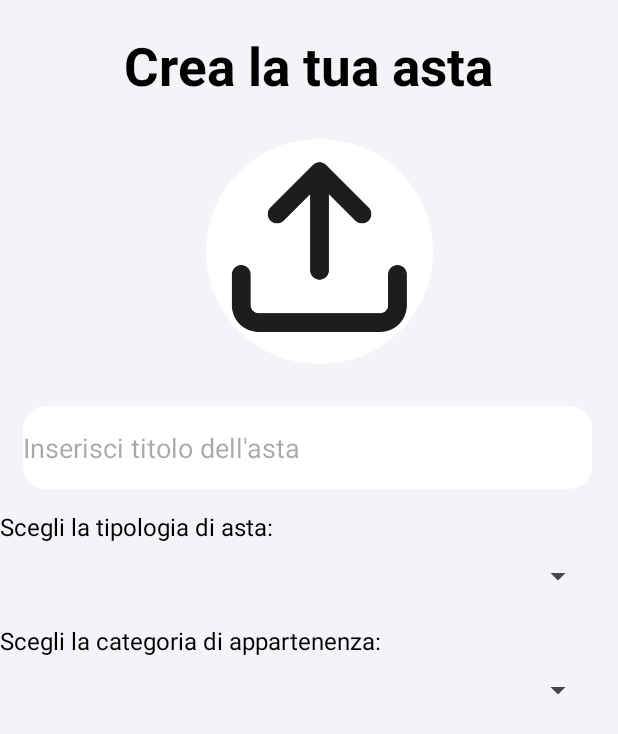
After one commit to EmanueleGranillo/DietiDeals, an Android app: the CreateAstaPT1 screen opened directly, with no data from a screen before it, on a phone screen of 412 x 824 dp. The commit adds this screen. Shown: the top 734 px of the screen. Run offline under Robolectric (Android 15) with nearby library versions, the phone set to English and light mode, and no system bars.

Commit message:
added crea asta

```diff
--- a/app/src/main/AndroidManifest.xml
+++ b/app/src/main/AndroidManifest.xml
@@ -12,6 +12,9 @@
         android:supportsRtl="true"
         android:theme="@style/Theme.DietiDeals24"
         tools:targetApi="31">
+        <activity
+            android:name=".CreateAstaPT1"
+            android:exported="false" />
         <activity
             android:name=".CustomListViewProductRibasso"
             android:exported="false" />
--- /dev/null
+++ b/app/src/main/java/com/example/dietideals24/CreateAstaPT1.java
@@ -0,0 +1,14 @@
+package com.example.dietideals24;
+
+import androidx.appcompat.app.AppCompatActivity;
+
+import android.os.Bundle;
+
+public class CreateAstaPT1 extends AppCompatActivity {
+
+    @Override
+    protected void onCreate(Bundle savedInstanceState) {
+        super.onCreate(savedInstanceState);
+        setContentView(R.layout.activity_create_asta_pt1);
+    }
+}
--- a/app/src/main/java/com/example/dietideals24/HomepageCompratoreActivity.java
+++ b/app/src/main/java/com/example/dietideals24/HomepageCompratoreActivity.java
@@ -51,7 +51,6 @@ public class HomepageCompratoreActivity extends AppCompatActivity {
         arredamentoBtn = findViewById(R.id.buttonArredamento);
 
         Date d = new Date();
-        d.setDate(1);
         Asta astaTF = new Asta("ESTER", "Asta a tempo fisso", d, new BigDecimal(50), new BigDecimal(100));
 
         aste.add(astaTF);
--- /dev/null
+++ b/app/src/main/res/layout/activity_create_asta_pt1.xml
@@ -0,0 +1,95 @@
+<?xml version="1.0" encoding="utf-8"?>
+<RelativeLayout xmlns:android="http://schemas.android.com/apk/res/android"
+    xmlns:app="http://schemas.android.com/apk/res-auto"
+    xmlns:tools="http://schemas.android.com/tools"
+    android:layout_width="match_parent"
+    android:layout_height="match_parent"
+    android:background="#F2F4F8"
+    tools:context=".CreateAstaPT1">
+
+    <!-- Schermata iniziale con la scritta "Crea la tua asta" in grassetto -->
+    <TextView
+        android:id="@+id/textViewTitle"
+        android:layout_width="wrap_content"
+        android:layout_height="wrap_content"
+        android:layout_alignParentTop="true"
+        android:layout_centerHorizontal="true"
+        android:layout_marginTop="20dp"
+        android:text="Crea la tua asta"
+        android:textColor="#000000"
+        android:textSize="35dp"
+        android:textStyle="bold"
+        />
+
+
+    <ImageView
+        android:id="@+id/uploadImageIcon"
+        android:layout_width="100dp"
+        android:layout_height="150dp"
+        android:layout_below="@+id/textViewTitle"
+        android:layout_alignParentStart="true"
+        android:layout_alignParentEnd="true"
+        android:layout_marginStart="137dp"
+        android:layout_marginTop="25dp"
+        android:layout_marginEnd="123dp"
+        android:background="@drawable/circular_button"
+        android:backgroundTint="#FFFFFF"
+        android:src="@drawable/upload_image" />
+
+    <EditText
+        android:id="@+id/editTextTitle"
+        android:layout_width="379dp"
+        android:layout_height="55dp"
+        android:layout_below="@id/uploadImageIcon"
+        android:layout_alignParentStart="true"
+        android:layout_alignParentEnd="true"
+        android:layout_marginStart="15dp"
+        android:layout_marginTop="28dp"
+        android:layout_marginEnd="17dp"
+        android:background="@drawable/rounded_edittext_bg"
+        android:hint="Inserisci titolo dell'asta" />
+
+    <TextView
+        android:id="@+id/textViewChooseAuctionType"
+        android:layout_width="wrap_content"
+        android:layout_height="wrap_content"
+        android:layout_below="@id/editTextTitle"
+        android:layout_marginTop="14dp"
+        android:text="Scegli la tipologia di asta:"
+        android:textColor="#000000"
+        android:textSize="16sp" />
+
+    <Spinner
+        android:id="@+id/spinnerAuctionType"
+        android:layout_width="0dp"
+        android:layout_height="wrap_content"
+        android:layout_below="@id/textViewChooseAuctionType"
+        android:layout_marginTop="10dp"
+        android:layout_marginStart="16dp"
+        android:layout_marginEnd="16dp"
+        android:layout_alignParentStart="true"
+        android:layout_alignParentEnd="true" />
+
+    <!-- TextView e Spinner per la categoria di appartenenza -->
+    <TextView
+        android:id="@+id/textViewChooseCategory"
+        android:layout_width="wrap_content"
+        android:layout_height="wrap_content"
+        android:layout_below="@id/spinnerAuctionType"
+        android:layout_marginTop="20dp"
+        android:text="Scegli la categoria di appartenenza:"
+        android:textSize="16sp"
+        android:textColor="#000000" />
+
+    <Spinner
+        android:id="@+id/spinnerCategory"
+        android:layout_width="0dp"
+        android:layout_height="wrap_content"
+        android:layout_below="@id/textViewChooseCategory"
+        android:layout_marginTop="10dp"
+        android:layout_marginStart="16dp"
+        android:layout_marginEnd="16dp"
+        android:layout_alignParentStart="true"
+        android:layout_alignParentEnd="true" />
+
+</RelativeLayout>
--- a/app/src/main/res/layout/activity_homepage_compratore.xml
+++ b/app/src/main/res/layout/activity_homepage_compratore.xml
@@ -190,7 +190,8 @@
         android:layout_alignParentEnd="true"
         android:layout_marginStart="11dp"
         android:layout_marginTop="84dp"
-        android:layout_marginEnd="10dp" />
+        android:layout_marginEnd="10dp"
+        android:scrollbars="none" />
 
     <Button
         android:id="@+id/notificheButtonHomeCompratore"
```
Also changed, not shown: app/src/main/java/com/example/dietideals24/CustomBaseAdapterProducts.java (+4 -7 lines), app/src/main/java/com/example/dietideals24/HomepageVenditoreActivity.java (+82 -0 lines), app/src/main/java/com/example/dietideals24/MainActivity.java (+8 -2 lines), app/src/main/res/layout/activity_custom_list_view_product_english.xml (+4 -4 lines), app/src/main/res/layout/activity_custom_list_view_product_ribasso.xml (+4 -5 lines), app/src/main/res/layout/activity_custom_list_view_product_t_f.xml (+18 -16 lines), app/src/main/res/layout/activity_homepage_venditore.xml (+77 -11 lines), app/src/main/res/drawable/upload_image.png (added).
